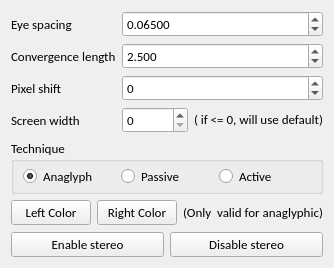
Qt form CAVEStereoModule/ui/stereoUI.ui (realXtend/tundra) before a commit.
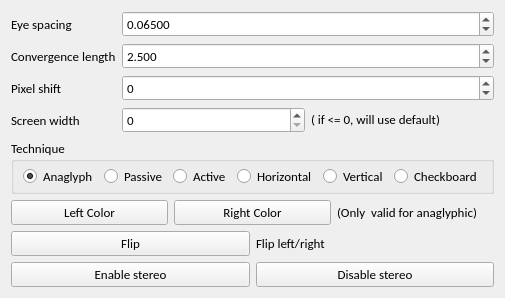
The same form after that commit.

Commit message: CaveStereoModule: Add horizontal, vertical and checkboard stereoscopy modes. Enable flipping which eye renders first for these modes. Implmented by VTT guys Koysti, teroristi and fluke. I just pushed the code they gave me, credit where credit is due.

What changed in the file:
```diff
--- a/CAVEStereoModule/ui/stereoUI.ui
+++ b/CAVEStereoModule/ui/stereoUI.ui
@@ -202,6 +202,54 @@
         </property>
        </widget>
       </item>
+       <item>
+         <widget class="QRadioButton" name="horizontal">
+           <property name="font">
+             <font>
+               <weight>50</weight>
+               <bold>false</bold>
+             </font>
+           </property>
+           <property name="text">
+             <string>Horizontal</string>
+           </property>
+           <property name="checkable">
+             <bool>true</bool>
+           </property>
+         </widget>
+       </item>
+       <item>
+         <widget class="QRadioButton" name="vertical">
+           <property name="font">
+             <font>
+               <weight>50</weight>
+               <bold>false</bold>
+             </font>
+           </property>
+           <property name="text">
+             <string>Vertical</string>
+           </property>
+           <property name="checkable">
+             <bool>true</bool>
+           </property>
+         </widget>
+       </item>
+       <item>
+         <widget class="QRadioButton" name="checkboard">
+           <property name="font">
+             <font>
+               <weight>50</weight>
+               <bold>false</bold>
+             </font>
+           </property>
+           <property name="text">
+             <string>Checkboard</string>
+           </property>
+           <property name="checkable">
+             <bool>true</bool>
+           </property>
+         </widget>
+       </item>
      </layout>
     </widget>
    </item>
@@ -230,6 +278,24 @@
      </item>
     </layout>
    </item>
+   <item>
+     <layout class="QHBoxLayout" name="horizontalLayout_9">
+       <item>
+         <widget class="QPushButton" name="flip">
+           <property name="text">
+             <string>Flip</string>
+           </property>
+         </widget>
+       </item>
+       <item>
+       <widget class="QLabel" name="flip_label">
+         <property name="text">
+           <string>Flip left/right</string>
+         </property>
+       </widget>
+      </item>
+     </layout>
+   </item>
    <item>
     <spacer name="verticalSpacer">
      <property name="orientation">
```
The commit also changes 5 other files.
